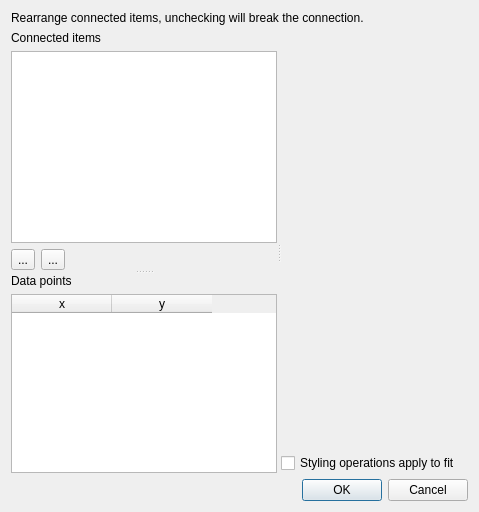
First picture: the form in kinetic/metaitemproperties.ui, repository hvennekate/data_element, before the edit.
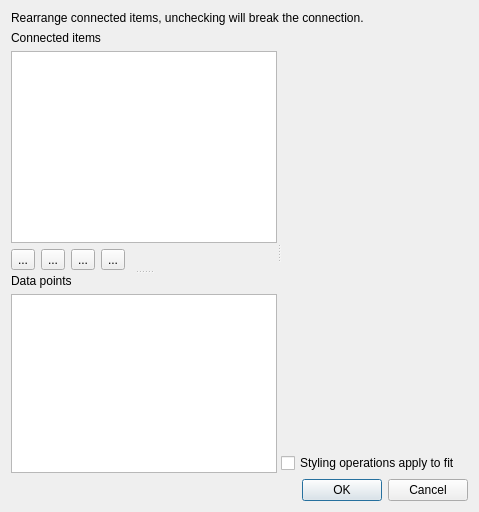
Second picture: the form after the edit. Custom widgets are drawn as their Qt base class.

Commit message: added (dis)connect selected feature in metaItemProperties

What changed in the file:
```diff
--- a/kinetic/metaitemproperties.ui
+++ b/kinetic/metaitemproperties.ui
@@ -77,6 +77,20 @@
             </property>
            </widget>
           </item>
+          <item>
+           <widget class="QToolButton" name="removeSelectedConnections">
+            <property name="text">
+             <string>...</string>
+            </property>
+           </widget>
+          </item>
+          <item>
+           <widget class="QToolButton" name="addSelectedConnections">
+            <property name="text">
+             <string>...</string>
+            </property>
+           </widget>
+          </item>
           <item>
            <spacer name="horizontalSpacer">
             <property name="orientation">
@@ -112,7 +126,7 @@
            <number>2</number>
           </property>
           <attribute name="horizontalHeaderVisible">
-           <bool>true</bool>
+           <bool>false</bool>
           </attribute>
           <column>
            <property name="text">
```
The commit also changes 2 other files.
